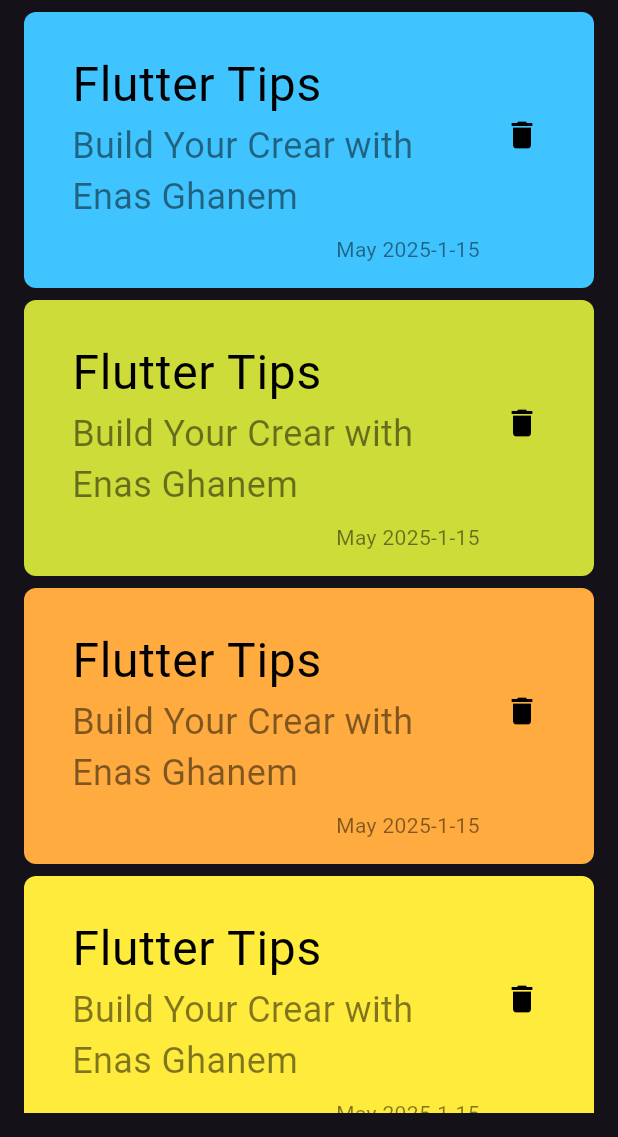
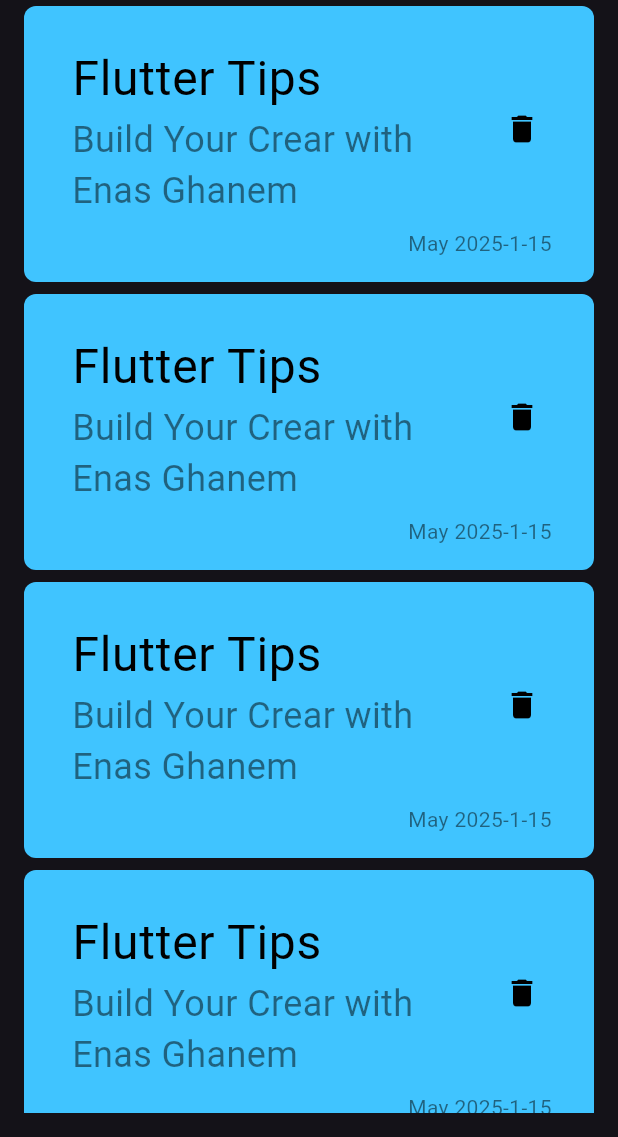
Before and after one commit to enasghanem/Notes2_App, a Flutter app: the screen it shows after launch, on a phone screen of 412 x 824 dp, the part 99-1236 px from its top. Run offline on Flutter 3.47's test engine with Material 3 defaults, Android fonts, the phone set to English and light mode, and no system bars.

Commit message:
Notes widget

```diff
--- a/lib/Screens/HomePage.dart
+++ b/lib/Screens/HomePage.dart
@@ -9,8 +9,7 @@ class HomePage extends StatelessWidget {
     return Scaffold(
         body: Padding(
       padding: const EdgeInsets.all(16),
-      child: ListView(
-        // Notes()
+      child: Column(
         children: [
           Row(
             children: [
@@ -36,32 +35,11 @@ class HomePage extends StatelessWidget {
               )
             ],
           ),
-          SizedBox(
-            height: 8,
-          ),
-          Notes(
-            color: Colors.lightBlueAccent,
-          ),
-          SizedBox(
-            height: 8,
-          ),
-          Notes(color: Colors.lime),
-          SizedBox(
-            height: 8,
-          ),
-          Notes(color: Colors.orangeAccent),
-          SizedBox(
-            height: 8,
-          ),
-          Notes(
-            color: Colors.yellow,
-          ),
-          SizedBox(
-            height: 8,
-          ),
-          Notes(
-            color: Colors.tealAccent,
-          ),
+          Expanded(child: ListView.builder(itemBuilder: (context, index) {
+            return Notes(
+              color: Colors.lightBlueAccent,
+            );
+          })),
         ],
       ),
     ));
--- a/lib/widgets/Notes.dart
+++ b/lib/widgets/Notes.dart
@@ -7,7 +7,7 @@ class Notes extends StatelessWidget {
   Widget build(BuildContext context) {
     return Container(
       padding: const EdgeInsets.only(top: 16, left: 16, bottom: 16),
-      //   margin: const EdgeInsets.symmetric(horizontal: 8),
+      margin: const EdgeInsets.symmetric(vertical: 4),
       decoration: BoxDecoration(
         borderRadius: BorderRadius.circular(8),
         color: color,
@@ -37,7 +37,7 @@ class Notes extends StatelessWidget {
                     color: Colors.black,
                   ))),
           Padding(
-            padding: const EdgeInsets.only(left: 192),
+            padding: const EdgeInsets.only(left: 240),
             child: Text(
               'May 2025-1-15',
               style: TextStyle(color: Colors.black.withOpacity(0.5)),
```
